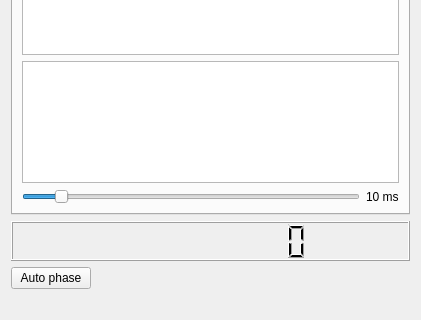
Above: lockingui.ui from antigol/lockin2 before the change; both pictures show x 0 to 421 and y 247 to 567 of the 421 by 567 pixel window. Below: the same form after it.
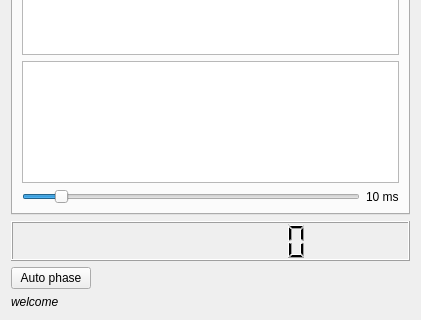
That is the form after the change. Custom widgets are drawn as their Qt base class.

Commit message: catch audio state, info label

What changed in the file:
```diff
--- a/lockingui.ui
+++ b/lockingui.ui
@@ -192,7 +192,7 @@
       </font>
      </property>
      <property name="text">
-      <string/>
+      <string>welcome</string>
      </property>
     </widget>
    </item>
```
The commit also changes 3 other files.
